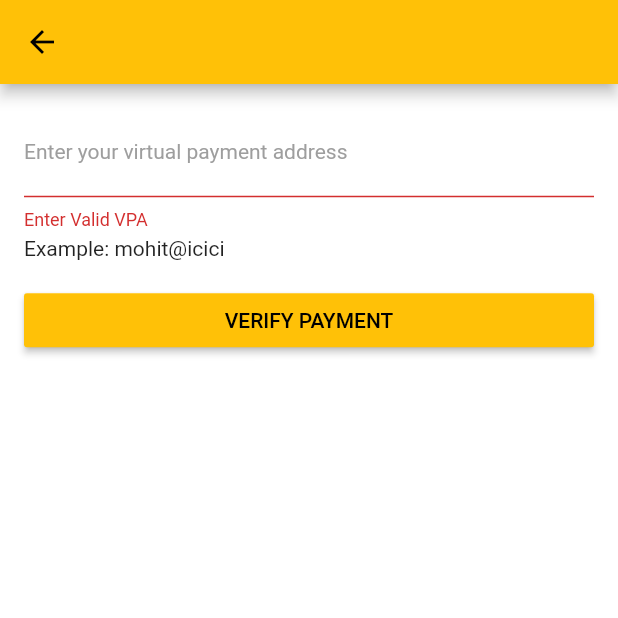
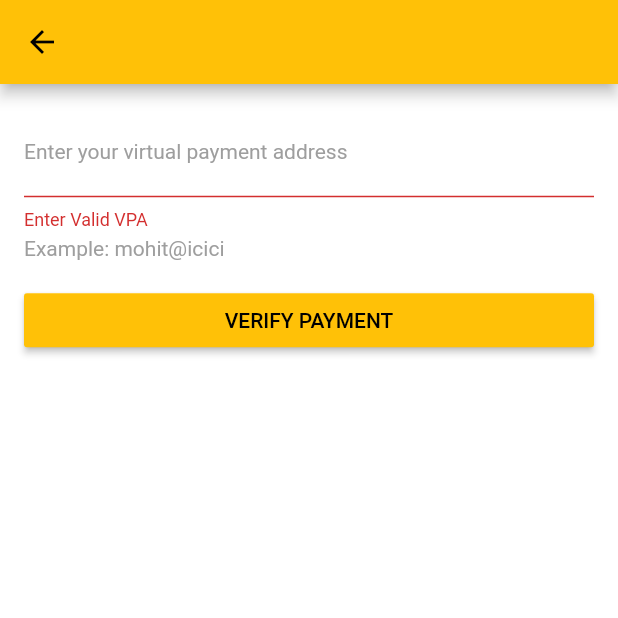
Before and after one commit to rashmisridar/flutter_instamojo, a Flutter app: the UpiLayout screen opened directly with empty values, after a tap on "VERIFY PAYMENT", on a phone screen of 412 x 824 dp, the top half of it. Run offline on Flutter 3.47's test engine with Material 2 defaults, Android fonts, the phone set to English and light mode, and no system bars; our stand-ins replace decimal, equatable, flutter_bloc; missing offline and left inert: flutter_inappwebview.

Commit message:
ios support

```diff
--- a/example/lib/main.dart
+++ b/example/lib/main.dart
@@ -98,7 +98,7 @@ class _PaymentScreenState extends State<PaymentScreen>
                       amount: _data.amount,
                       description: _data.description),
                   orderCreationUrl:
-                      "https://sample-sdk-server.instamojo.com", // The sample server of instamojo to create order id.
+                      "https://sample-sdk-server.instamojo.com/order", // The sample server of instamojo to create order id.
                 )));
 
     setState(() {
--- a/example/pubspec.yaml
+++ b/example/pubspec.yaml
@@ -11,7 +11,7 @@ dependencies:
 
   # The following adds the Cupertino Icons font to your application.
   # Use with the CupertinoIcons class for iOS style icons.
-  cupertino_icons: ^0.1.2
+  cupertino_icons: ^0.1.3
   flutter_instamojo:
     path: ../
 
--- a/lib/widgets/upi/upi_layout.dart
+++ b/lib/widgets/upi/upi_layout.dart
@@ -51,8 +51,19 @@ class _UpiLayoutState extends State<UpiLayout> {
 
   @override
   void dispose() {
-    if (_context != null) BlocProvider.of<InstamojoBloc>(_context).close();
+    try {
+      if (_context != null) BlocProvider.of<InstamojoBloc>(_context).close();
+    } catch (e) {}
     super.dispose();
+  }
+
+  @override
+  void didChangeDependencies() {
+    try {
+      if (_context != null) BlocProvider.of<InstamojoBloc>(_context).close();
+    } catch (e) {}
+
+    super.didChangeDependencies();
   }
 
   @override
@@ -82,7 +93,10 @@ class _UpiLayoutState extends State<UpiLayout> {
         SizedBox(
           height: 4,
         ),
-        Text("Example: mohit@icici"),
+        Text(
+          "Example: mohit@icici",
+          style: stylingDetails.inputFieldTextStyle.hintTextStyle,
+        ),
         SizedBox(
           height: 16,
         ),
@@ -207,6 +221,9 @@ class _UpiLayoutState extends State<UpiLayout> {
                               }
                             }
                           } else if (state is InstamojoError) {
+                            setState(() {
+                              apiCalling = false;
+                            });
                             _showInSnackBar("Something went wrong", null);
                           }
                         },
--- a/pubspec.yaml
+++ b/pubspec.yaml
@@ -13,7 +13,6 @@ dependencies:
   http: ^0.12.1
   meta: ^1.1.8
   equatable: ^1.2.0
-  webview_flutter: ^0.3.22+1
   flutter_inappwebview: ^3.3.0
   decimal: ^0.3.5
 
```
Also changed, not shown: 2 other files.
